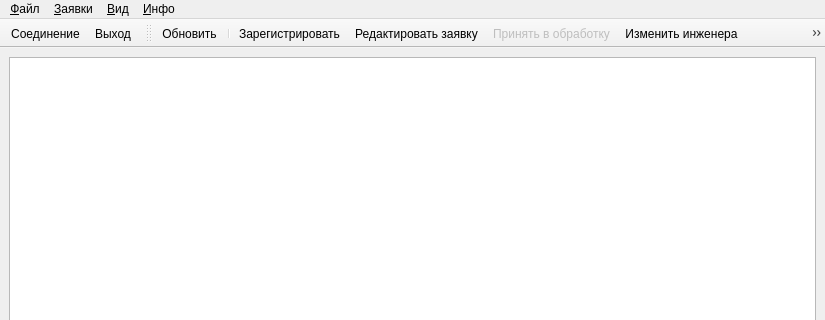
VladimirChotiy/sos_orders, file Application/ui/mainwindow.ui: the form before one commit; both pictures show x 0 to 825 and y 0 to 320 of the 825 by 603 pixel window.
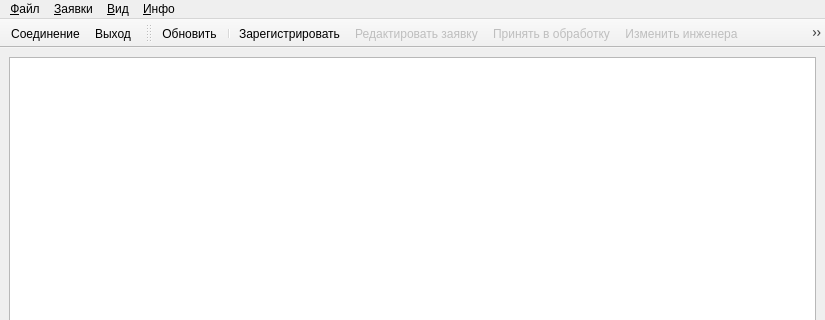
The form after the commit. Icons and pictures are not drawn.

The edit to the form file:
```diff
--- a/Application/ui/mainwindow.ui
+++ b/Application/ui/mainwindow.ui
@@ -366,6 +366,9 @@
    </property>
   </action>
   <action name="act_ReqEdit">
+   <property name="enabled">
+    <bool>false</bool>
+   </property>
    <property name="icon">
     <iconset resource="../Res.qrc">
      <normaloff>:/icons/Icons/accept.ico</normaloff>:/icons/Icons/accept.ico</iconset>
@@ -403,6 +406,9 @@
    </property>
   </action>
   <action name="act_ChangeEngineer">
+   <property name="enabled">
+    <bool>false</bool>
+   </property>
    <property name="icon">
     <iconset resource="../Res.qrc">
      <normaloff>:/icons/Icons/req_change.ico</normaloff>:/icons/Icons/req_change.ico</iconset>
@@ -480,6 +486,9 @@
    </property>
   </action>
   <action name="act_History">
+   <property name="enabled">
+    <bool>false</bool>
+   </property>
    <property name="icon">
     <iconset resource="../Res.qrc">
      <normaloff>:/icons/Icons/req_history.ico</normaloff>:/icons/Icons/req_history.ico</iconset>
```
Left out of the diff: 4 changed lines with no effect on the pictures.
